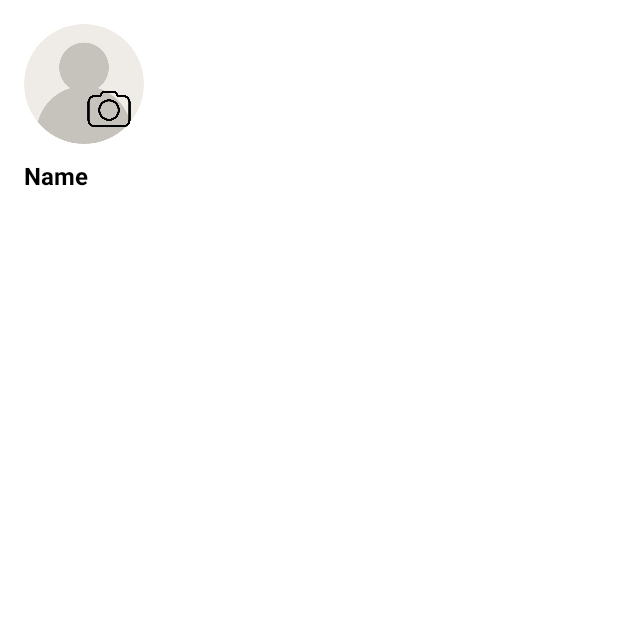
After one commit to MithunM0098/Health-App, an Android app: the CameraActivity screen opened directly, with no data from a screen before it, on a phone screen of 412 x 824 dp, the top half of it. The commit adds this screen. Run offline under Robolectric (Android 15) with nearby library versions, the phone set to English and light mode, and no system bars; our stand-ins replace CircleImageView; libraries missing offline, so code that uses them is left out: androidx.camera.core, androidx.camera.lifecycle.

Commit message:
Manoj's commit

```diff
--- /dev/null
+++ b/app/src/main/java/com/example/health_app/CameraActivity.java
@@ -0,0 +1,98 @@
+package com.example.health_app;
+
+import androidx.annotation.NonNull;
+import androidx.annotation.Nullable;
+import androidx.appcompat.app.AppCompatActivity;
+import androidx.camera.core.Camera;
+import androidx.camera.core.CameraSelector;
+import androidx.camera.core.ImageCapture;
+import androidx.camera.core.ImageCaptureException;
+import androidx.camera.lifecycle.ProcessCameraProvider;
+import androidx.core.app.ActivityCompat;
+import androidx.core.content.ContextCompat;
+import androidx.lifecycle.LifecycleOwner;
+
+import android.Manifest;
+import android.content.Intent;
+import android.content.pm.PackageManager;
+import android.graphics.Bitmap;
+import android.net.Uri;
+import android.os.Bundle;
+import android.os.Environment;
+import android.provider.MediaStore;
+import android.view.View;
+import android.widget.ImageView;
+import android.widget.Toast;
+
+import com.bumptech.glide.Glide;
+import com.bumptech.glide.request.RequestOptions;
+
+import com.google.common.util.concurrent.ListenableFuture;
+
+import java.io.File;
+import java.text.SimpleDateFormat;
+import java.util.Locale;
+import java.util.concurrent.ExecutorService;
+import java.util.concurrent.Executors;
+
+import de.hdodenhof.circleimageview.CircleImageView;
+
+public class CameraActivity extends AppCompatActivity {
+
+
+    private CircleImageView profilepic;
+
+    private ImageCapture imageCapture;
+    private ImageView cameraIcon;
+
+
+    private ExecutorService cameraExecutor = Executors.newSingleThreadExecutor();
+
+    @Override
+    protected void onCreate(Bundle savedInstanceState) {
+        super.onCreate(savedInstanceState);
+        setContentView(R.layout.nav_header);
+
+
+        profilepic = findViewById(R.id.profilepic);
+        cameraIcon = findViewById(R.id.cameraIcon);
+        cameraIcon.setOnClickListener(new View.OnClickListener() {
+            @Override
+            public void onClick(View view) {
+                Intent takepicture=new Intent(MediaStore.ACTION_IMAGE_CAPTURE);
+                startActivityForResult(takepicture,2);
+
+            }
+        });
+
+
+    }
+    @Override
+    protected void onActivityResult(int requestCode, int resultCode, @Nullable Intent data) {
+        super.onActivityResult(requestCode, resultCode, data);
+
+        if (requestCode==2){
+            Bundle bundle=data.getExtras();
+            Bitmap imageBitmap=(Bitmap) bundle.get("data");
+            profilepic.setImageBitmap(imageBitmap);
+        }
+    }
+
+//    @Override
+//    protected void onActivityResult(int requestCode, int resultCode, @Nullable Intent data) {
+//        super.onActivityResult(requestCode, resultCode, data);
+//
+//        if (data != null) {
+//            Uri uri = data.getData();
+//            if (uri != null) {
+//                profilepic.setImageURI(uri);
+//            } else {
+//                // Handle the case where the URI is null
+//                Toast.makeText(this, "Image URI is null", Toast.LENGTH_SHORT).show();
+//            }
+//        } else {
+//            // Handle the case where the data Intent is null
+//            Toast.makeText(this, "Data Intent is null", Toast.LENGTH_SHORT).show();
+//        }
+//    }
+}
--- a/app/src/main/java/com/example/health_app/MainActivity.java
+++ b/app/src/main/java/com/example/health_app/MainActivity.java
@@ -71,4 +71,6 @@ int REQUEST_CODE=1;
         System.out.println("count is in main" + countValue);
 
     }
+
+
 }
--- a/app/src/main/java/com/example/health_app/User_deatils.java
+++ b/app/src/main/java/com/example/health_app/User_deatils.java
@@ -96,6 +96,10 @@ public class User_deatils extends AppCompatActivity {
                                                       contact.getText().toString().trim(),doctor.getText().toString().trim(),height.getText().toString().trim(),weight.getText().toString().trim(),
                                                       oxygen.getText().toString().trim(),bp.getText().toString().trim());
                                           }
+                                          if (name == null || Age == null || textInputEditTextDOB == null || address == null || contact == null) {
+                                              Toast.makeText(User_deatils.this, "Please fill the required fields", Toast.LENGTH_SHORT).show();
+                                          }
+
 
 
                                           sharedPreferences = getSharedPreferences("session", Context.MODE_PRIVATE);
--- a/app/src/main/res/layout/nav_header.xml
+++ b/app/src/main/res/layout/nav_header.xml
@@ -1,15 +1,28 @@
 <?xml version="1.0" encoding="utf-8"?>
 <RelativeLayout xmlns:android="http://schemas.android.com/apk/res/android"
     android:layout_width="match_parent"
-    android:layout_height="match_parent">
+    android:layout_height="match_parent"
+    xmlns:tools="http://schemas.android.com/tools"
+    tools:context=".CameraActivity">
 
     <de.hdodenhof.circleimageview.CircleImageView
         android:id="@+id/profilepic"
-        android:layout_width="50dp"
-        android:layout_height="50dp"
+        android:layout_width="80dp"
+        android:layout_height="80dp"
         android:layout_marginLeft="16dp"
         android:layout_marginTop="16dp"
         android:src="@drawable/user" />
+
+    <ImageView
+        android:id="@+id/cameraIcon"
+        android:layout_width="36dp"
+        android:layout_height="36dp"
+        android:layout_alignBottom="@id/profilepic"
+        android:layout_alignEnd="@id/profilepic"
+        android:layout_marginEnd="5dp"
+        android:layout_marginBottom="5dp"
+        android:src="@drawable/camera_icon"/>  <!-- Add a camera icon drawable -->
+
 
     <TextView
         android:id="@+id/name"
--- a/build.gradle
+++ b/build.gradle
@@ -2,4 +2,5 @@
 plugins {
     id 'com.android.application' version '7.3.1' apply false
     id 'com.android.library' version '7.3.1' apply false
+
 }
--- a/settings.gradle
+++ b/settings.gradle
@@ -10,6 +10,7 @@ dependencyResolutionManagement {
     repositories {
         google()
         mavenCentral()
+
     }
 }
 rootProject.name = "Health-App"
```
Also changed, not shown: app/build.gradle (+13 -1 lines), app/src/main/AndroidManifest.xml (+28 -10 lines), app/src/main/java/com/example/health_app/DashBoard.java (+161 -28 lines), app/src/main/res/layout/activity_user_deatils.xml (+31 -13 lines), app/src/main/res/values/customize_style.xml (added, +9 -0 lines), app/src/main/res/drawable/camera_icon.png (added).
